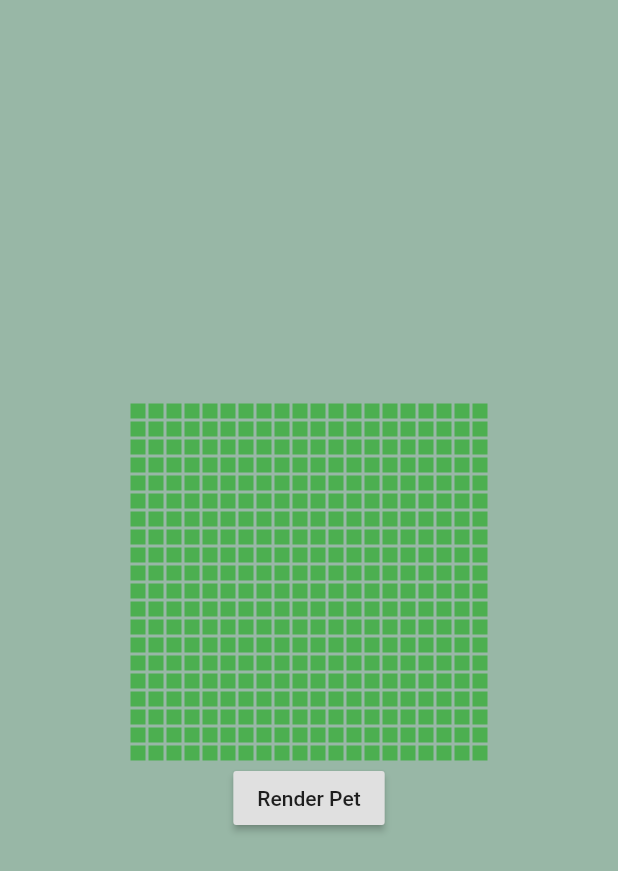
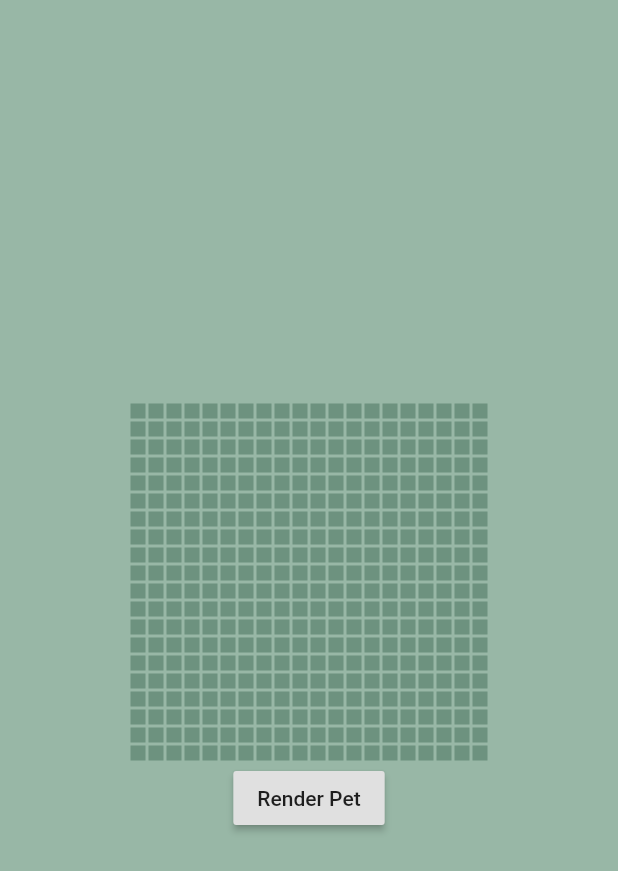
Before and after one commit to AndrewEveld/tamagotchi, a Flutter app: the screen it shows after launch, on a phone screen of 412 x 824 dp. Shown: the top 871 px of the screen. Run offline on Flutter 3.47's test engine with Material 2 defaults, Android fonts, the phone set to English and light mode, and no system bars.

Commit message:
Changed some colors.

```diff
--- a/lib/eight_bit_screen.dart
+++ b/lib/eight_bit_screen.dart
@@ -77,7 +77,7 @@ class _EightBitScreenState extends State<EightBitScreen> {
           width: 10,
           height: 10,
           child: Container(
-            color: isFilled ? Colors.black : Colors.green,
+            color: isFilled ? color["dark"] : color["light"],
           ),
         ),
       );
```
